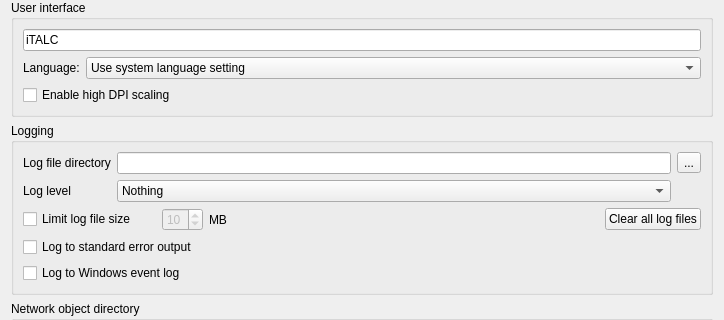
Above: configurator/forms/GeneralConfigurationPage.ui from veyon/veyon before the change; both pictures show x 0 to 724 and y 0 to 320 of the 724 by 918 pixel window. Below: the same form after it.
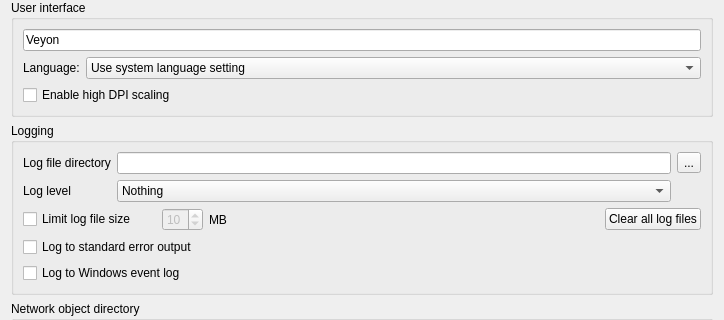
That is the form after the change. Icons and pictures are not drawn.

Commit message:
Relaunch as Veyon
The software is now called "Veyon" (Virtual Eye On Networks) to reflect
the broader area of use (not just limited to classroom management
purposes) and also avoid possible conflicts with existing brands with
similar names. It also reflects the complete overhaul of the whole
software.

Patch:
```diff
--- a/configurator/forms/GeneralConfigurationPage.ui
+++ b/configurator/forms/GeneralConfigurationPage.ui
@@ -58,7 +58,7 @@
       <item row="0" column="0" colspan="2">
        <widget class="QLineEdit" name="applicationName">
         <property name="text">
-         <string>iTALC</string>
+         <string>Veyon</string>
         </property>
        </widget>
       </item>
```
Left out of the diff: 6 changed lines with no effect on the pictures. The commit also changes 353 other files.
